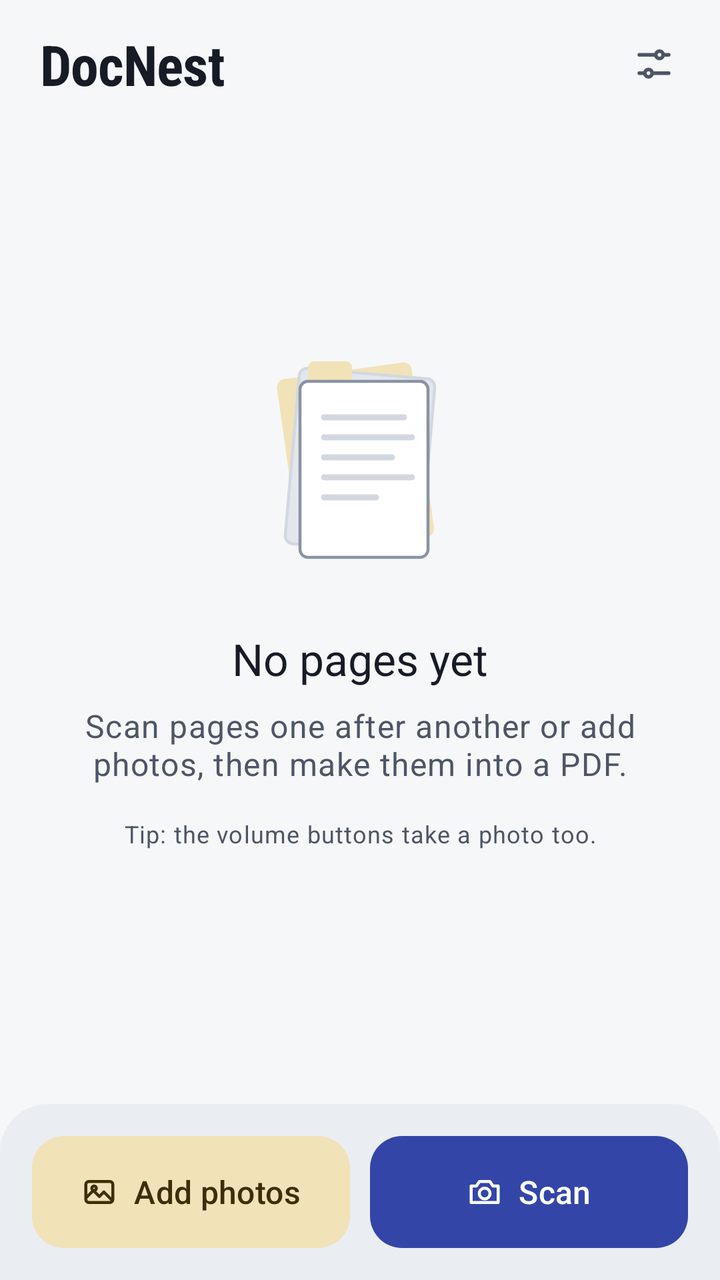
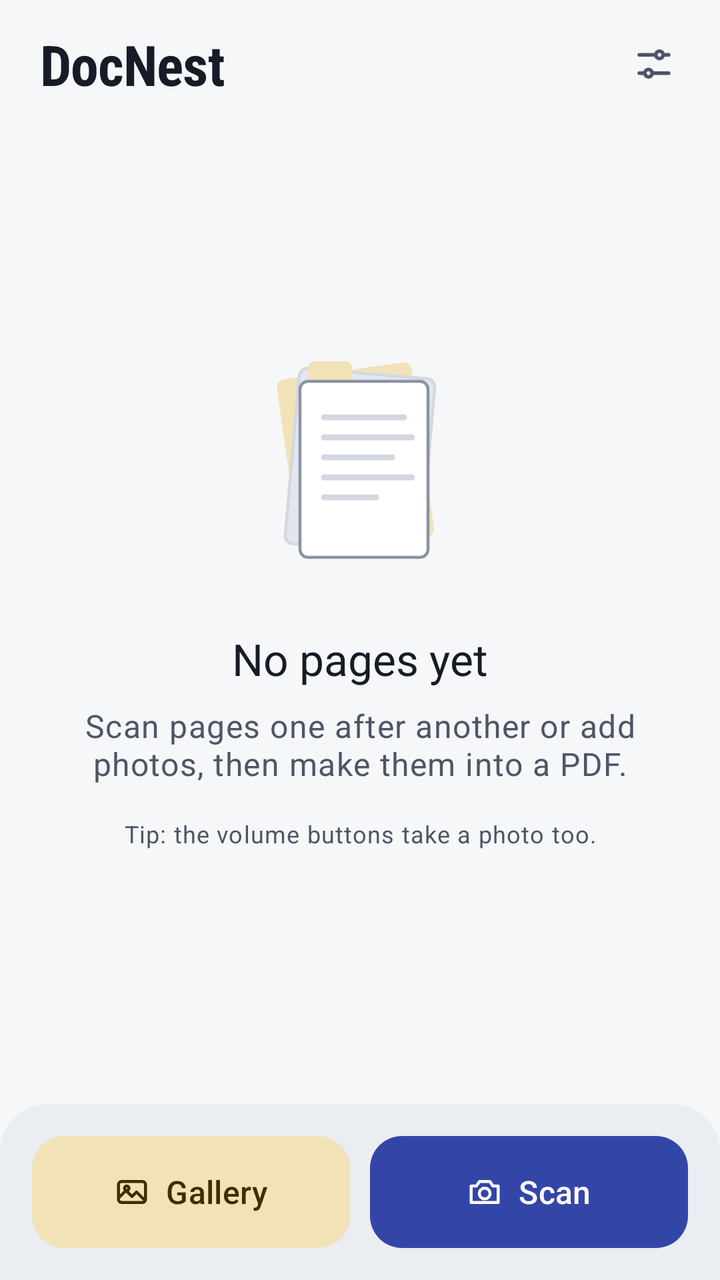

Two renders of the same Android screen: before a commit and after it. Below are the layout's source before the change and the commit's diff.
<!-- AndroidManifest.xml: application theme Theme.DocNest -->
<!-- res/layout/activity_main.xml -->
<?xml version="1.0" encoding="utf-8"?>
<androidx.coordinatorlayout.widget.CoordinatorLayout xmlns:android="http://schemas.android.com/apk/res/android"
    xmlns:app="http://schemas.android.com/apk/res-auto"
    android:id="@+id/root"
    android:layout_width="match_parent"
    android:layout_height="match_parent"
    android:background="?android:attr/colorBackground">

    <LinearLayout
        android:layout_width="match_parent"
        android:layout_height="match_parent"
        android:orientation="vertical">

        
        <LinearLayout
            android:layout_width="match_parent"
            android:layout_height="64dp"
            android:gravity="center_vertical"
            android:orientation="horizontal"
            android:paddingStart="20dp"
            android:paddingEnd="8dp">

            <TextView
                android:layout_width="0dp"
                android:layout_height="wrap_content"
                android:layout_weight="1"
                android:accessibilityHeading="true"
                android:text="@string/app_name"
                android:textAppearance="@style/TextAppearance.DocNest.Brand" />

            <com.google.android.material.button.MaterialButton
                android:id="@+id/settingsBtn"
                style="@style/Widget.DocNest.IconButton"
                android:layout_width="wrap_content"
                android:layout_height="wrap_content"
                android:contentDescription="PDF settings"
                app:icon="@drawable/ic_tune" />
        </LinearLayout>

        
        <LinearLayout
            android:id="@+id/listHeader"
            android:layout_width="match_parent"
            android:layout_height="wrap_content"
            android:gravity="center_vertical"
            android:orientation="horizontal"
            android:paddingStart="20dp"
            android:paddingEnd="8dp"
            android:visibility="gone">

            <LinearLayout
                android:layout_width="0dp"
                android:layout_height="wrap_content"
                android:layout_weight="1"
                android:orientation="vertical">

                <TextView
                    android:id="@+id/countText"
                    android:layout_width="wrap_content"
                    android:layout_height="wrap_content"
                    android:textAppearance="?attr/textAppearanceTitleMedium"
                    android:textColor="?attr/colorOnSurface" />

                <TextView
                    android:layout_width="wrap_content"
                    android:layout_height="wrap_content"
                    android:text="Hold a page and drag to reorder"
                    android:textAppearance="?attr/textAppearanceBodySmall"
                    android:textColor="?attr/colorOnSurfaceVariant" />
            </LinearLayout>

            <com.google.android.material.button.MaterialButton
                android:id="@+id/clearBtn"
                style="@style/Widget.Material3.Button.TextButton"
                android:layout_width="wrap_content"
                android:layout_height="wrap_content"
                android:text="Clear"
                android:textColor="?attr/colorOnSurfaceVariant" />
        </LinearLayout>

        <FrameLayout
            android:layout_width="match_parent"
            android:layout_height="0dp"
            android:layout_weight="1">

            <androidx.recyclerview.widget.RecyclerView
                android:id="@+id/grid"
                android:layout_width="match_parent"
                android:layout_height="match_parent"
                android:clipToPadding="false"
                android:paddingStart="14dp"
                android:paddingTop="8dp"
                android:paddingEnd="14dp"
                android:paddingBottom="16dp" />

            
            <LinearLayout
                android:id="@+id/empty"
                android:layout_width="match_parent"
                android:layout_height="wrap_content"
                android:layout_gravity="center"
                android:gravity="center_horizontal"
                android:orientation="vertical"
                android:paddingStart="40dp"
                android:paddingEnd="40dp"
                android:paddingBottom="24dp">

                <ImageView
                    android:layout_width="wrap_content"
                    android:layout_height="wrap_content"
                    android:importantForAccessibility="no"
                    android:src="@drawable/art_empty_pages" />

                <TextView
                    android:layout_width="wrap_content"
                    android:layout_height="wrap_content"
                    android:layout_marginTop="20dp"
                    android:text="No pages yet"
                    android:textAppearance="?attr/textAppearanceTitleLarge"
                    android:textColor="?attr/colorOnSurface" />

                <TextView
                    android:layout_width="wrap_content"
                    android:layout_height="wrap_content"
                    android:layout_marginTop="8dp"
                    android:gravity="center"
                    android:text="Scan pages one after another or add photos, then make them into a PDF."
                    android:textAppearance="?attr/textAppearanceBodyLarge"
                    android:textColor="?attr/colorOnSurfaceVariant" />

                <TextView
                    android:layout_width="wrap_content"
                    android:layout_height="wrap_content"
                    android:layout_marginTop="16dp"
                    android:gravity="center"
                    android:text="Tip: the volume buttons take a photo too."
                    android:textAppearance="?attr/textAppearanceBodySmall"
                    android:textColor="?attr/colorOnSurfaceVariant" />
            </LinearLayout>
        </FrameLayout>

        
        <LinearLayout
            android:id="@+id/dock"
            android:layout_width="match_parent"
            android:layout_height="wrap_content"
            android:background="@drawable/bg_dock"
            android:orientation="vertical"
            android:paddingStart="16dp"
            android:paddingTop="16dp"
            android:paddingEnd="16dp"
            android:paddingBottom="16dp">

            <LinearLayout
                android:id="@+id/statusRow"
                android:layout_width="match_parent"
                android:layout_height="wrap_content"
                android:layout_marginBottom="14dp"
                android:orientation="vertical"
                android:visibility="gone">

                <TextView
                    android:id="@+id/statusText"
                    android:layout_width="match_parent"
                    android:layout_height="wrap_content"
                    android:accessibilityLiveRegion="polite"
                    android:textAppearance="?attr/textAppearanceBodyMedium"
                    android:textColor="?attr/colorOnSurface" />

                <com.google.android.material.progressindicator.LinearProgressIndicator
                    android:id="@+id/progress"
                    android:layout_width="match_parent"
                    android:layout_height="wrap_content"
                    android:layout_marginTop="8dp"
                    android:max="1000"
                    app:trackCornerRadius="4dp"
                    app:trackThickness="6dp" />
            </LinearLayout>

            <com.google.android.material.button.MaterialButton
                android:id="@+id/makeBtn"
                style="@style/Widget.DocNest.DockButton"
                android:layout_width="match_parent"
                android:layout_marginBottom="10dp"
                android:text="Make PDF"
                android:visibility="gone"
                app:icon="@drawable/ic_pdf" />

            <LinearLayout
                android:layout_width="match_parent"
                android:layout_height="wrap_content"
                android:orientation="horizontal">

                <com.google.android.material.button.MaterialButton
                    android:id="@+id/galleryBtn"
                    style="@style/Widget.DocNest.DockButton.Tonal"
                    android:layout_width="0dp"
                    android:layout_marginEnd="5dp"
                    android:layout_weight="1"
                    android:text="Add photos"
                    app:icon="@drawable/ic_photos" />

                <com.google.android.material.button.MaterialButton
                    android:id="@+id/cameraBtn"
                    style="@style/Widget.DocNest.DockButton"
                    android:layout_width="0dp"
                    android:layout_marginStart="5dp"
                    android:layout_weight="1"
                    android:text="Scan"
                    app:icon="@drawable/ic_camera" />
            </LinearLayout>
        </LinearLayout>
    </LinearLayout>
</androidx.coordinatorlayout.widget.CoordinatorLayout>
<!-- resources referenced by this layout -->
<resources>
  <!-- drawable bg_dock (drawable) -->
  <?xml version="1.0" encoding="utf-8"?>
  <shape xmlns:android="http://schemas.android.com/apk/res/android"
      android:shape="rectangle">
      <solid android:color="@color/surface_mid" />
      <corners
          android:topLeftRadius="24dp"
          android:topRightRadius="24dp" />
  </shape>
  <string name="app_name">DocNest</string>
  <style name="TextAppearance.DocNest.Brand" parent="TextAppearance.Material3.HeadlineSmall">
          <item name="fontFamily">sans-serif-condensed</item>
          <item name="android:fontFamily">sans-serif-condensed</item>
          <item name="android:textStyle">bold</item>
          <item name="android:textSize">28sp</item>
          <item name="android:letterSpacing">-0.01</item>
          <item name="android:textColor">?attr/colorOnSurface</item>
      </style>
  <style name="Widget.DocNest.DockButton" parent="Widget.Material3.Button">
          <item name="android:layout_height">56dp</item>
          <item name="android:insetTop">0dp</item>
          <item name="android:insetBottom">0dp</item>
          <item name="android:textSize">16sp</item>
          <item name="android:maxLines">1</item>
          <item name="cornerRadius">16dp</item>
          <item name="iconGravity">textStart</item>
      </style>
  <style name="Widget.DocNest.DockButton.Tonal" parent="Widget.Material3.Button.TonalButton">
          <item name="android:layout_height">56dp</item>
          <item name="android:insetTop">0dp</item>
          <item name="android:insetBottom">0dp</item>
          <item name="android:textSize">16sp</item>
          <item name="android:maxLines">1</item>
          <item name="cornerRadius">16dp</item>
          <item name="iconGravity">textStart</item>
      </style>
  <style name="Widget.DocNest.IconButton" parent="Widget.Material3.Button.IconButton">
          <item name="iconTint">?attr/colorOnSurfaceVariant</item>
          <item name="iconSize">22dp</item>
      </style>
  <style name="Theme.DocNest" parent="Base.Theme.DocNest" />
  <color name="secondary_container">#F1E2B8</color>
  <color name="surface_high">#E3E7ED</color>
  <color name="outline_variant">#D3D8E0</color>
  <color name="surface_lowest">#FFFFFF</color>
  <color name="outline">#8A93A3</color>
  <color name="surface_mid">#EAEDF2</color>
  <color name="primary">#3346A8</color>
  <color name="on_primary">#FFFFFF</color>
  <color name="primary_container">#DDE2FF</color>
  <color name="on_primary_container">#0F1B5C</color>
  <color name="primary_inverse">#B8C3FF</color>
  <color name="secondary">#7A5C12</color>
  <color name="on_secondary">#FFFFFF</color>
  <color name="on_secondary_container">#3D2E06</color>
  <color name="background">#F6F7F9</color>
  <color name="on_surface">#161B26</color>
  <color name="surface">#F6F7F9</color>
  <color name="surface_highest">#DCE1E8</color>
  <color name="on_surface_variant">#4D5566</color>
  <color name="surface_low">#F0F2F6</color>
  <color name="surface_inverse">#2B303B</color>
  <color name="on_surface_inverse">#EEF0F5</color>
  <color name="error">#B3261E</color>
  <color name="on_error">#FFFFFF</color>
  <color name="error_container">#F9DEDC</color>
  <color name="on_error_container">#410E0B</color>
  <style name="ThemeOverlay.DocNest.BottomSheet" parent="ThemeOverlay.Material3.BottomSheetDialog">
          <item name="bottomSheetStyle">@style/Widget.DocNest.BottomSheet</item>
          <item name="android:windowSoftInputMode">adjustResize</item>
      </style>
  <style name="Widget.DocNest.BottomSheet" parent="Widget.Material3.BottomSheet.Modal">
          <item name="backgroundTint">@color/surface_low</item>
      </style>
  <!-- unchanged entries left out for length: 6 -->
</resources>

<!-- the commit's change to res/layout/activity_main.xml (unified diff, before → after) -->
@@ -186,9 +186,11 @@
                 android:visibility="gone"
                 app:icon="@drawable/ic_pdf" />
 
-            <LinearLayout
-                android:layout_width="match_parent"
-                android:layout_height="wrap_content"
+            
+            <LinearLayout
+                android:layout_width="match_parent"
+                android:layout_height="wrap_content"
+                android:baselineAligned="false"
                 android:orientation="horizontal">
 
                 <com.google.android.material.button.MaterialButton
@@ -197,7 +199,8 @@
                     android:layout_width="0dp"
                     android:layout_marginEnd="5dp"
                     android:layout_weight="1"
-                    android:text="Add photos"
+                    android:contentDescription="Add photos from gallery"
+                    android:text="Gallery"
                     app:icon="@drawable/ic_photos" />
 
                 <com.google.android.material.button.MaterialButton
<!-- resource entries referenced after the edit -->
@@ -22,8 +22,11 @@
           <item name="android:layout_height">56dp</item>
           <item name="android:insetTop">0dp</item>
           <item name="android:insetBottom">0dp</item>
+          <item name="android:paddingStart">16dp</item>
+          <item name="android:paddingEnd">16dp</item>
           <item name="android:textSize">16sp</item>
           <item name="android:maxLines">1</item>
+          <item name="android:ellipsize">end</item>
           <item name="cornerRadius">16dp</item>
           <item name="iconGravity">textStart</item>
       </style>
@@ -31,8 +34,11 @@
           <item name="android:layout_height">56dp</item>
           <item name="android:insetTop">0dp</item>
           <item name="android:insetBottom">0dp</item>
+          <item name="android:paddingStart">16dp</item>
+          <item name="android:paddingEnd">16dp</item>
           <item name="android:textSize">16sp</item>
           <item name="android:maxLines">1</item>
+          <item name="android:ellipsize">end</item>
           <item name="cornerRadius">16dp</item>
           <item name="iconGravity">textStart</item>
       </style>
